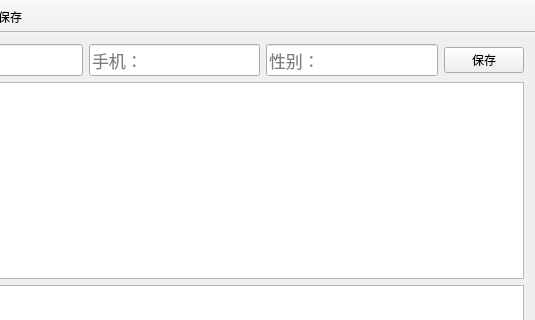
crouse/citta, file mainwindow.ui: the form before one commit; both pictures show x 100 to 635 and y 0 to 320 of the 635 by 515 pixel window.
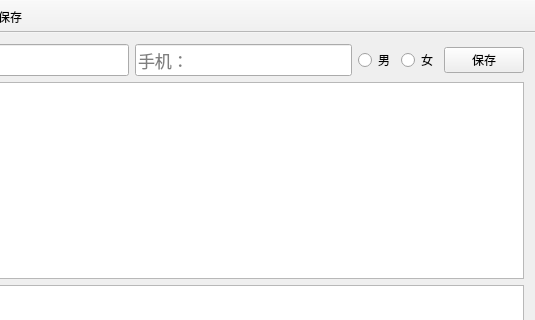
The form after the commit. Icons and pictures are not drawn.

What changed in the file:
```diff
--- a/mainwindow.ui
+++ b/mainwindow.ui
@@ -49,15 +49,34 @@
          </widget>
         </item>
         <item>
-         <widget class="QLineEdit" name="lineEditGender">
-          <property name="font">
-           <font>
-            <family>YouYuan</family>
-            <pointsize>13</pointsize>
-           </font>
+         <widget class="QRadioButton" name="radioButtonMale">
+          <property name="toolTip">
+           <string>&lt;html&gt;&lt;head/&gt;&lt;body&gt;&lt;p&gt;ctrl + M&lt;/p&gt;&lt;/body&gt;&lt;/html&gt;</string>
           </property>
-          <property name="placeholderText">
-           <string>性别：</string>
+          <property name="text">
+           <string>男</string>
+          </property>
+          <property name="shortcut">
+           <string>Meta+M</string>
+          </property>
+          <property name="autoExclusive">
+           <bool>false</bool>
+          </property>
+         </widget>
+        </item>
+        <item>
+         <widget class="QRadioButton" name="radioButtonFemale">
+          <property name="toolTip">
+           <string>&lt;html&gt;&lt;head/&gt;&lt;body&gt;&lt;p&gt;CTRL + F&lt;/p&gt;&lt;/body&gt;&lt;/html&gt;</string>
+          </property>
+          <property name="text">
+           <string>女</string>
+          </property>
+          <property name="shortcut">
+           <string>Meta+F</string>
+          </property>
+          <property name="autoExclusive">
+           <bool>false</bool>
           </property>
          </widget>
         </item>
```
Left out of the diff: 2 changed lines with no effect on the pictures.
